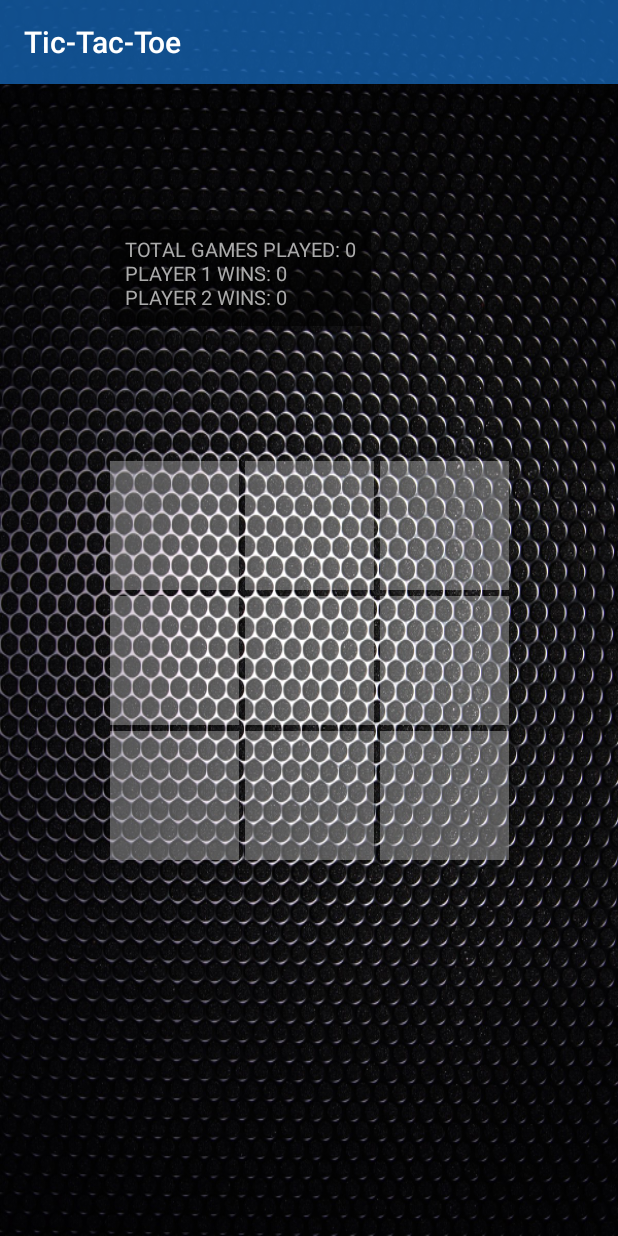
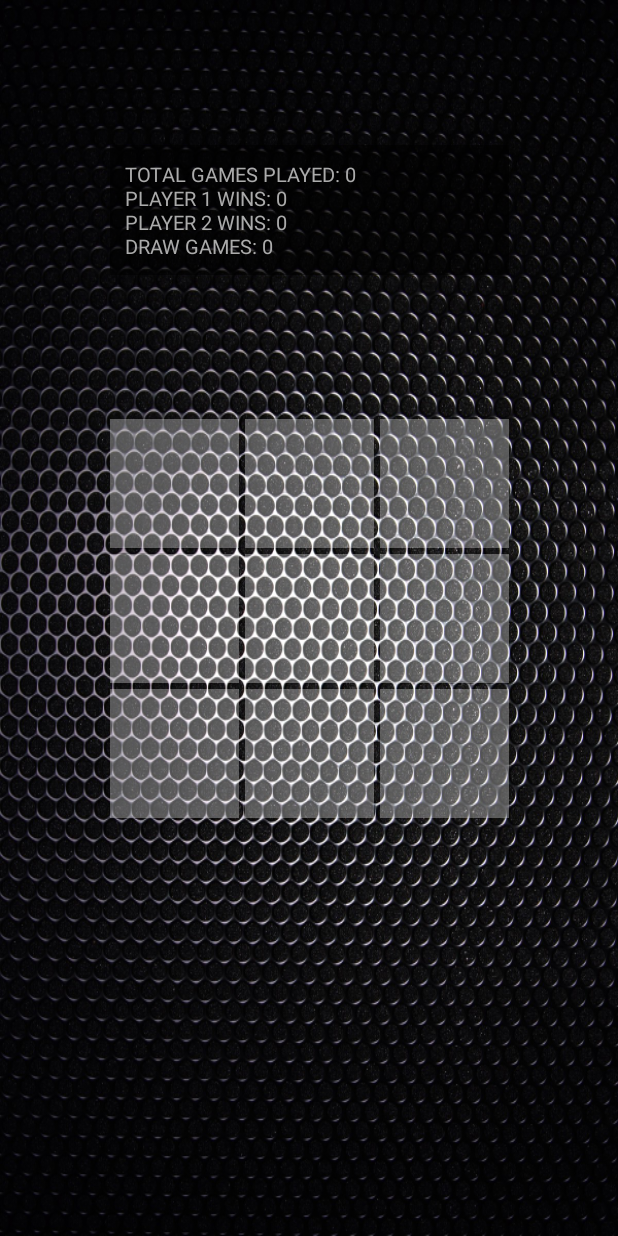
Before and after one commit to Siziksu/KotlinTicTacToe, an Android app: the screen it shows after launch (MainActivity), on a phone screen of 412 x 824 dp. Run offline under Robolectric (Android 15) with nearby library versions, the phone set to English and light mode, and no system bars.

Commit message:
no toolbar and draw games

```diff
--- a/app/src/main/java/com/siziksu/kotlinTicTacToe/presenter/main/MainPresenter.kt
+++ b/app/src/main/java/com/siziksu/kotlinTicTacToe/presenter/main/MainPresenter.kt
@@ -125,6 +125,7 @@ class MainPresenter {
         val total = stats[DRAW] + stats[FIRST] + stats[SECOND]
         return "TOTAL GAMES PLAYED: $total\n" +
                 "PLAYER 1 WINS: " + stats[FIRST] + "\n" +
-                "PLAYER 2 WINS: " + stats[SECOND]
+                "PLAYER 2 WINS: " + stats[SECOND] + "\n" +
+                "DRAW GAMES: " + stats[DRAW]
     }
 }
--- a/app/src/main/java/com/siziksu/kotlinTicTacToe/view/main/MainActivity.kt
+++ b/app/src/main/java/com/siziksu/kotlinTicTacToe/view/main/MainActivity.kt
@@ -18,7 +18,6 @@ class MainActivity : AppCompatActivity() {
     override fun onCreate(savedInstanceState: Bundle?) {
         super.onCreate(savedInstanceState)
         setContentView(R.layout.activity_main)
-        setSupportActionBar(mainToolbar)
         mainStatistics.text = presenter.getStatistics()
     }
 
--- a/app/src/main/res/layout/activity_main.xml
+++ b/app/src/main/res/layout/activity_main.xml
@@ -9,21 +9,9 @@
     android:background="@drawable/background"
     tools:context="com.siziksu.kotlinTicTacToe.view.main.MainActivity">
 
-    <android.support.v7.widget.Toolbar
-        android:id="@+id/mainToolbar"
-        android:layout_width="0dp"
-        android:layout_height="?attr/actionBarSize"
-        android:minHeight="?attr/actionBarSize"
-        android:background="@color/toolbar_background"
-        android:theme="@style/ThemeOverlay.AppCompat.Dark"
-        app:popupTheme="@style/ThemeOverlay.AppCompat.Dark"
-        app:layout_constraintTop_toTopOf="parent"
-        app:layout_constraintLeft_toLeftOf="parent"
-        app:layout_constraintRight_toRightOf="parent" />
-
     <TextView
         android:id="@+id/mainStatistics"
-        android:layout_width="wrap_content"
+        android:layout_width="0dp"
         android:layout_height="wrap_content"
         android:background="@color/statistics"
         android:text="@string/statistics"
@@ -33,8 +21,9 @@
         android:layout_marginBottom="8dp"
         android:layout_marginTop="8dp"
         app:layout_constraintLeft_toLeftOf="@+id/mainGameButton1"
+        app:layout_constraintRight_toRightOf="@+id/mainGameButton3"
         app:layout_constraintBottom_toTopOf="@+id/mainGameButton1"
-        app:layout_constraintTop_toBottomOf="@+id/mainToolbar" />
+        app:layout_constraintTop_toTopOf="parent" />
 
     <ImageView
         style="@style/AppTheme.GameButton"
@@ -85,7 +74,7 @@
         app:layout_constraintBottom_toBottomOf="parent"
         app:layout_constraintLeft_toLeftOf="parent"
         app:layout_constraintRight_toRightOf="parent"
-        app:layout_constraintTop_toBottomOf="@+id/mainToolbar"
+        app:layout_constraintTop_toTopOf="parent"
         android:contentDescription="@string/app_name" />
 
     <ImageView
--- a/build.gradle
+++ b/build.gradle
@@ -1,5 +1,5 @@
 buildscript {
-    ext.kotlin_version = '1.1.2-4'
+    ext.kotlin_version = '1.1.2-5'
     repositories {
         jcenter()
     }
```
Also changed, not shown: 3 other files.
